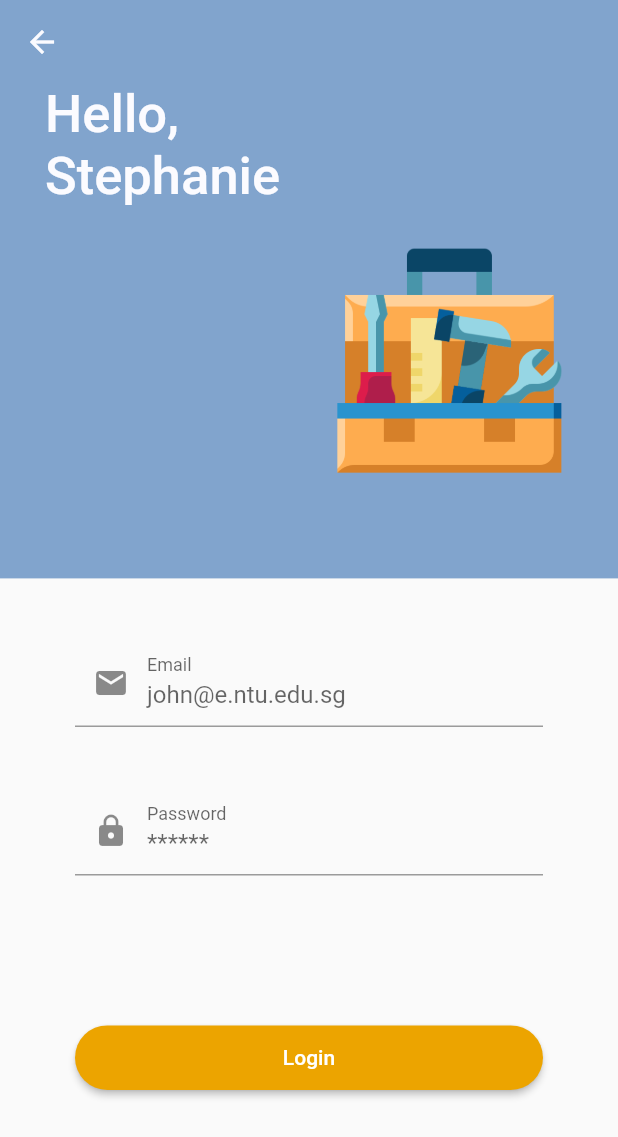
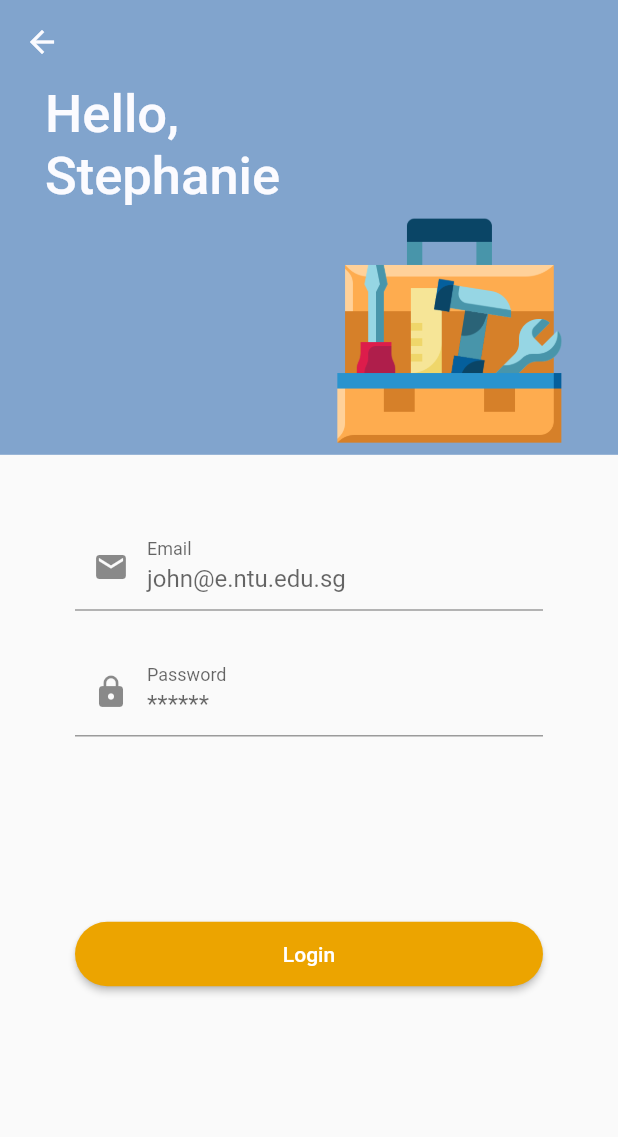
Before and after one commit to minin0la/DIP_E018, a Flutter app: the screen it shows after launch, after a tap on "Login", on a phone screen of 412 x 824 dp. Shown: the top 1137 px of the screen. Run offline on Flutter 3.47's test engine with Material 2 defaults, Android fonts, the phone set to English and light mode, and no system bars; our stand-ins replace cloud_firestore, drop_shadow_image, firebase_auth, firebase_core, firebase_storage, image_picker and 2 more; missing offline and left inert: dart:ffi, qr; accounts and stored records are empty; Roboto replaces fonts that are missing (SF_Pro_Rounded).

Commit message:
update-dynamic_pages

```diff
--- a/irent_app/lib/login.dart
+++ b/irent_app/lib/login.dart
@@ -31,6 +31,8 @@ class _LoginPageState extends State<LoginPage> {
 
   @override
   Widget build(BuildContext context) {
+    final screenwidth = MediaQuery.of(context).size.width;
+    final screenheight = MediaQuery.of(context).size.height;
     return Scaffold(
       resizeToAvoidBottomInset: true,
       extendBodyBehindAppBar: true,
@@ -44,7 +46,7 @@ class _LoginPageState extends State<LoginPage> {
             children: [
               Container(
                 width: double.infinity,
-                height: MediaQuery.of(context).size.width * 0.8,
+                height: MediaQuery.of(context).size.width * 0.6,
                 color: aliceblue,
                 child: Column(
                   children: [
@@ -61,7 +63,6 @@ class _LoginPageState extends State<LoginPage> {
                         ),
                       ),
                     ),
-                    SizedBox(height: 20),
                     Container(
                       alignment: Alignment.bottomRight,
                       margin: EdgeInsets.only(right: 30),
@@ -74,7 +75,7 @@ class _LoginPageState extends State<LoginPage> {
                 ),
               ),
               Container(
-                padding: EdgeInsets.symmetric(horizontal: 50, vertical: 40),
+                padding: EdgeInsets.symmetric(horizontal: 50, vertical: 45),
                 child: Form(
                   key: _formKey,
                   child: Column(
@@ -95,7 +96,7 @@ class _LoginPageState extends State<LoginPage> {
                                 FloatingLabelBehavior.always),
                       ),
                       SizedBox(
-                        height: 40,
+                        height: screenheight * 0.03,
                       ),
                       TextFormField(
                         controller: _passwordField,
@@ -113,7 +114,7 @@ class _LoginPageState extends State<LoginPage> {
                                 FloatingLabelBehavior.always),
                       ),
                       SizedBox(
-                        height: 100,
+                        height: screenheight * 0.15,
                       ),
                       SizedBox(
                         width: double.infinity,
--- a/irent_app/lib/login_register.dart
+++ b/irent_app/lib/login_register.dart
@@ -18,20 +18,25 @@ class LoginRegisterScreen extends StatelessWidget {
   @override
   Widget build(BuildContext context) {
     final screenwidth = MediaQuery.of(context).size.width;
+    final screenheight = MediaQuery.of(context).size.height;
     return Scaffold(
       backgroundColor: aliceblue,
       body: Stack(
         children: [
-          Image.asset(
-            'images/cross_bg.png',
-            width: MediaQuery.of(context).size.width,
-          ),
+          Container(
+              width: screenwidth,
+              height: screenheight,
+              foregroundDecoration: const BoxDecoration(
+                  image: DecorationImage(
+                image: AssetImage('images/cross_bg.png'),
+                fit: BoxFit.fill,
+              ))),
           Padding(
             padding: const EdgeInsets.all(50.0),
             child: Column(
               children: [
                 SizedBox(
-                  height: MediaQuery.of(context).size.height * 0.03,
+                  height: screenheight * 0.01,
                 ),
                 Container(
                   decoration: BoxDecoration(
@@ -41,7 +46,7 @@ class LoginRegisterScreen extends StatelessWidget {
                       borderRadius: BorderRadius.all(Radius.circular(5))),
                   child: Image.asset(
                     'images/irent-logo.png',
-                    width: MediaQuery.of(context).size.width * 0.12,
+                    width: screenwidth * 0.12,
                   ),
                 ),
               ],
@@ -49,20 +54,20 @@ class LoginRegisterScreen extends StatelessWidget {
           ),
           Column(
             children: [
-              SizedBox(height: MediaQuery.of(context).size.height * 0.35),
+              SizedBox(height: screenheight * 0.35),
               Image.asset(
                 'images/hand.png',
-                width: MediaQuery.of(context).size.width,
+                width: screenwidth,
               ),
             ],
           ),
           Column(
             children: [
-              SizedBox(height: MediaQuery.of(context).size.height * 0.25),
+              SizedBox(height: screenheight * 0.25),
               Center(
                 child: Image.asset(
                   'images/board-game.png',
-                  width: MediaQuery.of(context).size.width * 0.65,
+                  width: screenwidth * 0.65,
                 ),
               ),
             ],
@@ -71,7 +76,7 @@ class LoginRegisterScreen extends StatelessWidget {
             children: [
               Expanded(
                 child: Container(
-                  padding: EdgeInsets.only(left: 50),
+                  padding: EdgeInsets.only(left: screenwidth * 0.12),
                   width: screenwidth,
                   child: Column(
                       mainAxisAlignment: MainAxisAlignment.start,
@@ -79,7 +84,7 @@ class LoginRegisterScreen extends StatelessWidget {
                       // ignore: prefer_const_literals_to_create_immutables
                       children: [
                         SizedBox(
-                          height: 125,
+                          height: screenheight * 0.15,
                         ),
                         const Text(
                           'iRent',
@@ -100,7 +105,7 @@ class LoginRegisterScreen extends StatelessWidget {
                               letterSpacing: 2),
                         ),
                         SizedBox(
-                          height: 375,
+                          height: screenheight * 0.5,
                         ),
                         ButtonTheme(
                           minWidth: 300,
--- a/irent_app/lib/topup.dart
+++ b/irent_app/lib/topup.dart
@@ -54,6 +54,7 @@ class _TopUpPageState extends State<TopUpPage> {
   @override
   Widget build(BuildContext context) {
     return Scaffold(
+      resizeToAvoidBottomInset: false,
       appBar: AppBar(
         backgroundColor: white,
         centerTitle: true,
@@ -149,10 +150,7 @@ class _TopUpPageState extends State<TopUpPage> {
                     child: ElevatedButton(
                       onPressed: () {
                         topUpWallet();
-                        Navigator.push(
-                            context,
-                            MaterialPageRoute(
-                                builder: ((context) => user_store_uroc())));
+                        Navigator.pop(context);
                       },
                       child: Text(
                         'Confirm',
```
Also changed, not shown: irent_app/lib/account.dart (+7 -4 lines), irent_app/lib/admin/admin_alert_details.dart (+15 -5 lines), irent_app/lib/admin/admin_home.dart (+2 -8 lines), irent_app/lib/admin/admin_login.dart (+7 -5 lines), irent_app/lib/admin/admin_transactions.dart (+9 -11 lines), irent_app/lib/admin/admin_user_feedback_details.dart (+8 -1 lines), irent_app/lib/change_passcode.dart (+6 -6 lines), irent_app/lib/edit_profile.dart (+7 -7 lines), irent_app/lib/signup_page.dart (+5 -3 lines).
